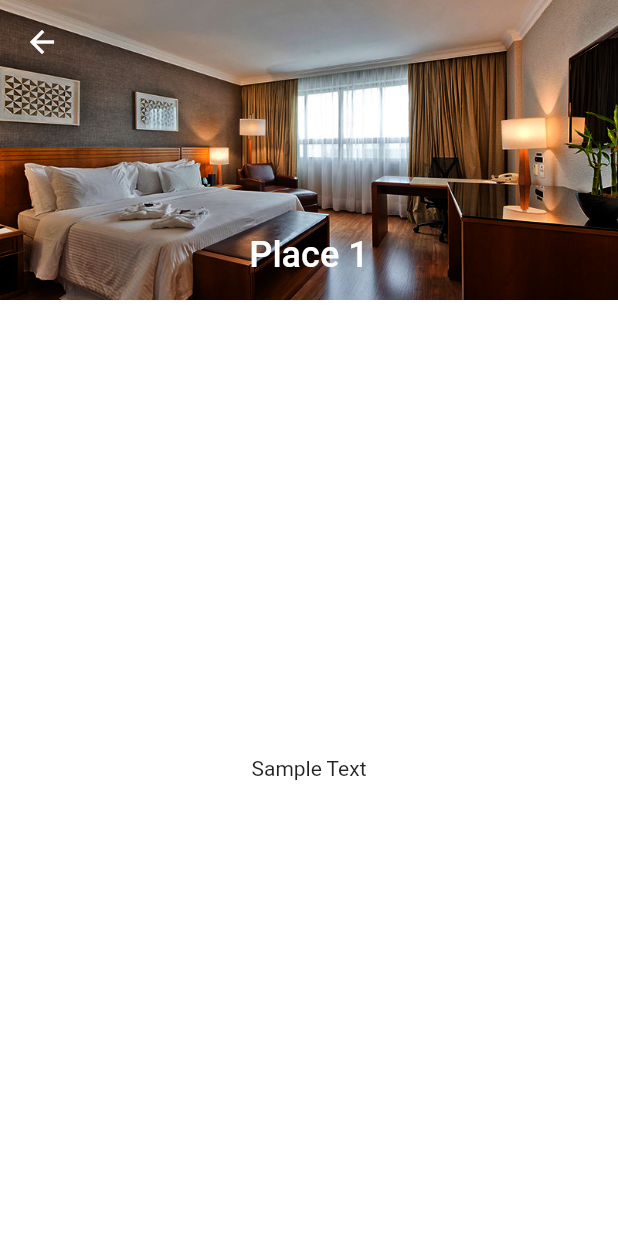
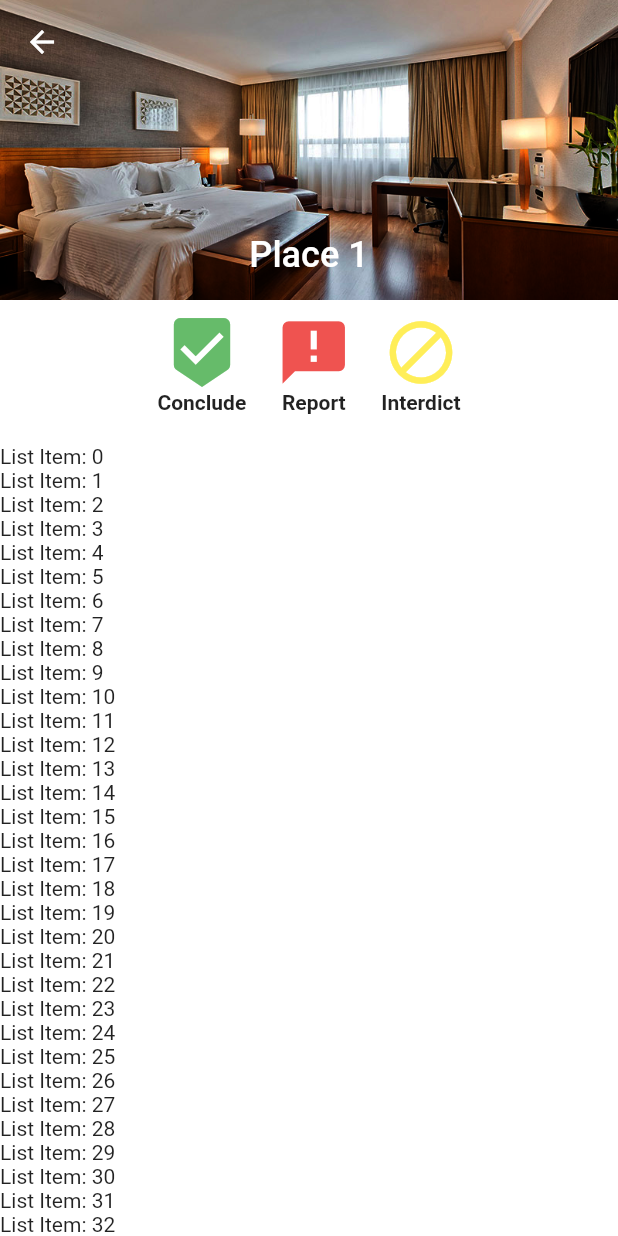
Before and after one commit to GuilhermeVendramini/flutter-to-do, a Flutter app: the TaskListPage screen opened by its route, after a tap on "Place 1", on a phone screen of 412 x 824 dp. Run offline on Flutter 3.47's test engine with Material 2 defaults, Android fonts, the phone set to English and light mode, and no system bars; our stand-ins replace flutter_slidable.

Commit message:
Task page box

```diff
--- a/lib/pages/task/task.dart
+++ b/lib/pages/task/task.dart
@@ -25,8 +25,21 @@ class _TaskPage extends State<TaskPage> {
             TaskPageHeader(),
           ];
         },
-        body: Center(
-          child: Text("Sample Text"),
+        body: ListView(
+          children: <Widget>[
+            TaskPageBox(),
+            SizedBox(
+              height: 10.0,
+            ),
+            ListView.builder(
+              shrinkWrap: true,
+              physics: const NeverScrollableScrollPhysics(),
+              itemCount: 50,
+              itemBuilder: (context,index) {
+                return Text("List Item: " + index.toString());
+              },
+            ),
+          ],
         ),
       ),
     ),);
--- a/lib/pages/task/task_list.dart
+++ b/lib/pages/task/task_list.dart
@@ -48,6 +48,9 @@ class _TaskListPageState extends State<TaskListPage> {
             children: <Widget>[
               TaskListHeader(),
               TaskListBoxes(),
+              SizedBox(
+                height: 10.0,
+              ),
               TasksList(),
             ],
           ),
--- a/lib/widgets/components/task/task.dart
+++ b/lib/widgets/components/task/task.dart
@@ -41,7 +41,7 @@ class TaskListBoxes extends StatelessWidget {
           child: Container(
             decoration: BoxDecoration(
               border:
-              Border.all(color: Colors.red[200], width: 4),
+              Border.all(color: Colors.red[400], width: 4),
             ),
             margin: const EdgeInsets.all(10.0),
             padding: const EdgeInsets.all(20.0),
@@ -58,7 +58,7 @@ class TaskListBoxes extends StatelessWidget {
           child: Container(
             decoration: BoxDecoration(
               border:
-              Border.all(color: Colors.green[200], width: 4),
+              Border.all(color: Colors.green[400], width: 4),
             ),
             margin: const EdgeInsets.all(10.0),
             padding: const EdgeInsets.all(20.0),
@@ -143,17 +143,18 @@ class TaskListCards extends StatelessWidget {
           icon: Icons.more_horiz,
           onTap: () {
             Navigator.pushReplacementNamed(context, '/task/' + _index.toString());
+            _model.selectTask(_index);
           },
         ),
         IconSlideAction(
           caption: 'Report',
-          color: Colors.red[200],
+          color: Colors.red[400],
           icon: Icons.announcement,
           onTap: () => {},
         ),
         IconSlideAction(
           caption: 'Interdict',
-          color: Colors.yellow[200],
+          color: Colors.yellow[400],
           icon: Icons.block,
           onTap: () => {},
         ),
@@ -193,3 +194,36 @@ class TaskPageHeader extends StatelessWidget {
     );
   }
 }
+
+class TaskPageBox extends StatelessWidget {
+
+  @override
+  Widget  build(BuildContext context) {
+    return Row(
+      mainAxisAlignment: MainAxisAlignment.center,
+      children: <Widget>[
+        Padding(
+          padding: const EdgeInsets.all(10.0),
+          child: Column(children: <Widget>[
+            Icon(Icons.beenhere, size: 50.0, color: Colors.green[400]),
+            Text('Conclude', style: TextStyle(fontWeight: FontWeight.bold)),
+          ],),
+        ),
+        Padding(
+          padding: const EdgeInsets.all(10.0),
+          child: Column(children: <Widget>[
+            Icon(Icons.announcement, size: 50.0, color:  Colors.red[400]),
+            Text('Report', style: TextStyle(fontWeight: FontWeight.bold)),
+          ],),
+        ),
+        Padding(
+          padding: const EdgeInsets.all(10.0),
+          child: Column(children: <Widget>[
+            Icon(Icons.block, size: 50.0, color: Colors.yellow[400]),
+            Text('Interdict', style: TextStyle(fontWeight: FontWeight.bold)),
+          ],),
+        ),
+      ],
+    );
+  }
+}
```
